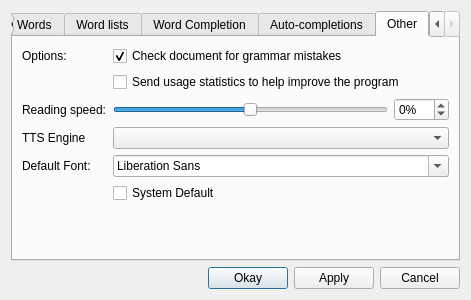
The window that ui/settings.ui (nyov/writetype) describes before a commit, drawn with Qt 5.
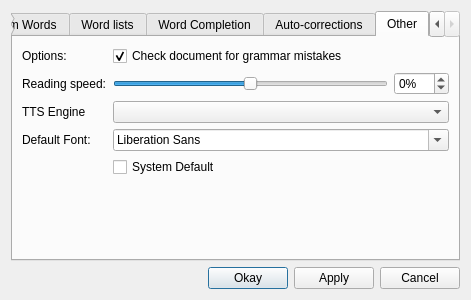
The same window after the commit. The open tabs and pages were chosen to show the change.

Patch:
```diff
--- a/ui/settings.ui
+++ b/ui/settings.ui
@@ -198,7 +198,7 @@
      </widget>
      <widget class="QWidget" name="autocompletions">
       <attribute name="title">
-       <string>Auto-completions</string>
+       <string>Auto-corrections</string>
       </attribute>
       <layout class="QVBoxLayout" name="verticalLayout">
        <item>
@@ -272,10 +272,10 @@
        <string>Other</string>
       </attribute>
       <layout class="QGridLayout" name="gridLayout_2">
-       <item row="5" column="1">
+       <item row="4" column="1">
         <widget class="QFontComboBox" name="defaultFont"/>
        </item>
-       <item row="5" column="0">
+       <item row="4" column="0">
         <widget class="QLabel" name="label_2">
          <property name="text">
           <string>Default Font:</string>
@@ -289,14 +289,7 @@
          </property>
         </widget>
        </item>
-       <item row="2" column="1">
-        <widget class="QCheckBox" name="usageStatisticsCheckbox">
-         <property name="text">
-          <string>Send usage statistics to help improve the program</string>
-         </property>
-        </widget>
-       </item>
-       <item row="7" column="1">
+       <item row="6" column="1">
         <spacer name="verticalSpacer_3">
          <property name="orientation">
           <enum>Qt::Vertical</enum>
@@ -312,14 +305,14 @@
          </property>
         </spacer>
        </item>
-       <item row="3" column="0">
+       <item row="2" column="0">
         <widget class="QLabel" name="label_9">
          <property name="text">
           <string>Reading speed:</string>
          </property>
         </widget>
        </item>
-       <item row="3" column="1">
+       <item row="2" column="1">
         <layout class="QHBoxLayout" name="horizontalLayout">
          <item>
           <widget class="QSlider" name="speedSlider">
@@ -361,21 +354,21 @@
          </item>
         </layout>
        </item>
-       <item row="4" column="0">
+       <item row="3" column="0">
         <widget class="QLabel" name="label_10">
          <property name="text">
           <string>TTS Engine</string>
          </property>
         </widget>
        </item>
-       <item row="4" column="1">
+       <item row="3" column="1">
         <widget class="QComboBox" name="ttsEngineBox">
          <property name="editable">
           <bool>false</bool>
          </property>
         </widget>
        </item>
-       <item row="6" column="1">
+       <item row="5" column="1">
         <widget class="QCheckBox" name="useDefaultFont">
          <property name="text">
           <string>System Default</string>
```
Left out of the diff: 22 changed lines with no effect on the pictures.
